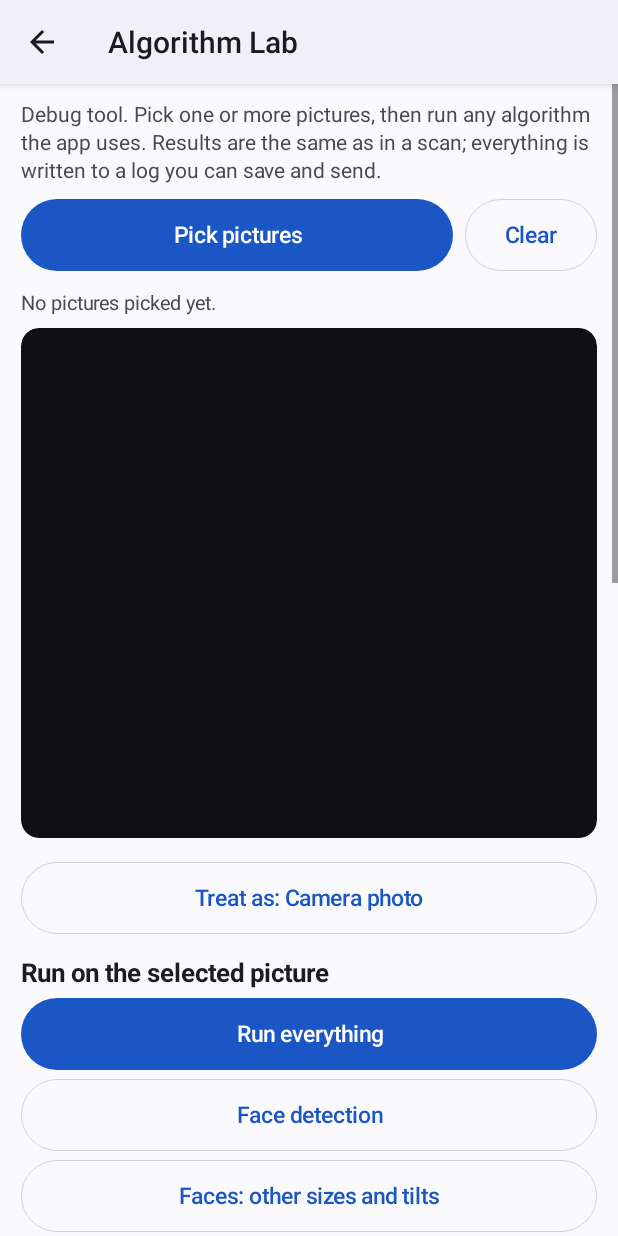
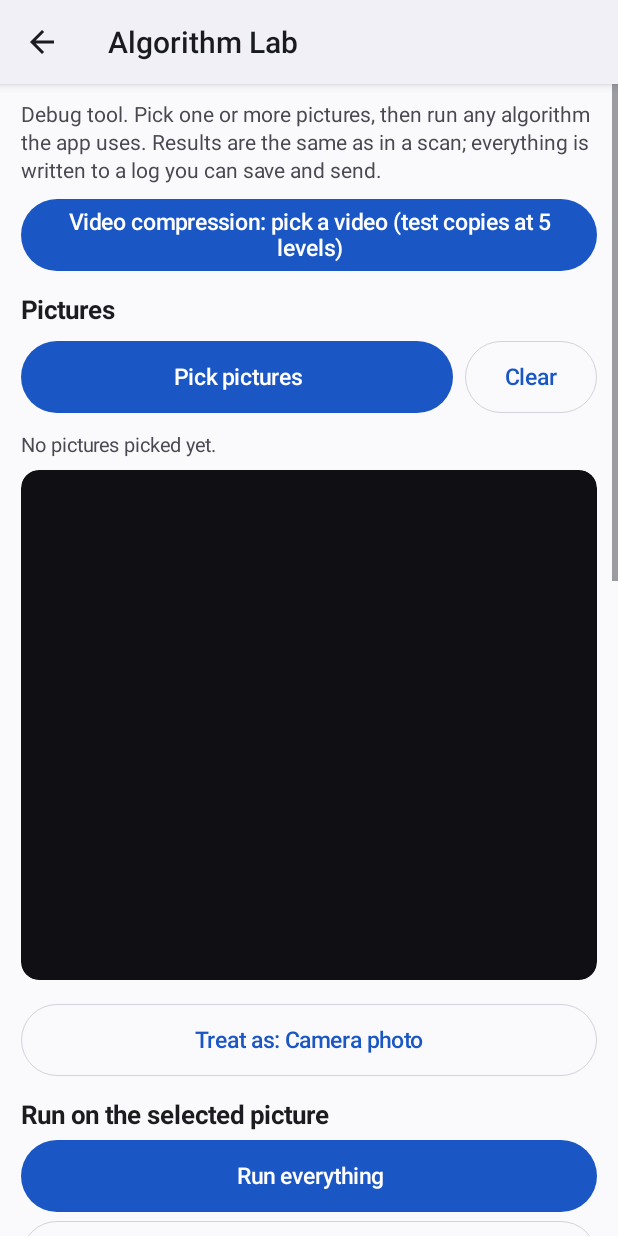
Before and after one commit to pncodes10/storage-planner, an Android app: the screen it shows after launch (MainActivity), after a tap on "Algorithm Lab (debug)", on a phone screen of 412 x 824 dp. Run offline under Robolectric (Android 15) with nearby library versions, the phone set to English and light mode, and no system bars; pictures from the network do not load; 1 statement that could not run was skipped; 2 other taps on this screen came first.

Commit message:
Algorithm Lab: video compression button at the top
The Video Lab was reachable only from a button below the picture tools.
It is now the Lab's first button (no pictures need to be picked for it),
and the README describes it.

Co-Authored-By: Claude Opus 5.5 <noreply@anthropic.com>
Claude-Session: https://claude.ai/code/session_01W6qDk6CqQjZqyh1g3TPuwb

```diff
--- a/app/src/main/java/com/storageplanner/app/LabScreen.java
+++ b/app/src/main/java/com/storageplanner/app/LabScreen.java
@@ -96,6 +96,13 @@ public final class LabScreen extends Screen {
         Ui.add(root, Ui.text(a, "Debug tool. Pick one or more pictures, then run any algorithm the app uses. Results are the same as in a scan; "
                 + "everything is written to a log you can save and send.", 14, Ui.text2, false), 0);
 
+        // videos have their own screen: no pictures need to be picked for it
+        Button videoLab = Ui.button(a, "Video compression: pick a video (test copies at 5 levels)", true);
+        videoLab.setContentDescription("Open the Video Lab: compress test copies of a video at each of the five levels");
+        videoLab.setOnClickListener(new View.OnClickListener() { public void onClick(View v) { a.push(new VideoLabScreen(a)); } });
+        add(root, videoLab, 10);
+
+        Ui.add(root, Ui.heading(a, "Pictures", 17), 14);
         LinearLayout pickRow = Ui.row(a);
         Button pick = Ui.button(a, "Pick pictures", true);
         pick.setOnClickListener(new View.OnClickListener() { public void onClick(View v) { a.pickImages(LabScreen.this); } });
@@ -169,12 +176,6 @@ public final class LabScreen extends Screen {
             public void run(Lab.Out o) throws Exception { for (Lab.Pic p : new ArrayList<Lab.Pic>(pics)) compress(p, o); }
         });
         buttons = keep;
-
-        Ui.add(root, Ui.heading(a, "Videos", 17), 14);
-        Button videoLab = Ui.button(a, "Video compression (test copies)", false);
-        videoLab.setContentDescription("Open the Video Lab: compress test copies of a video at each level");
-        videoLab.setOnClickListener(new View.OnClickListener() { public void onClick(View v) { a.push(new VideoLabScreen(a)); } });
-        add(root, videoLab, 6);
 
         Ui.add(root, Ui.heading(a, "Results", 17), 14);
         out = Ui.text(a, "Pick a picture and run an algorithm.", 12, Ui.text, false);
```
Also changed, not shown: 1 other file.
